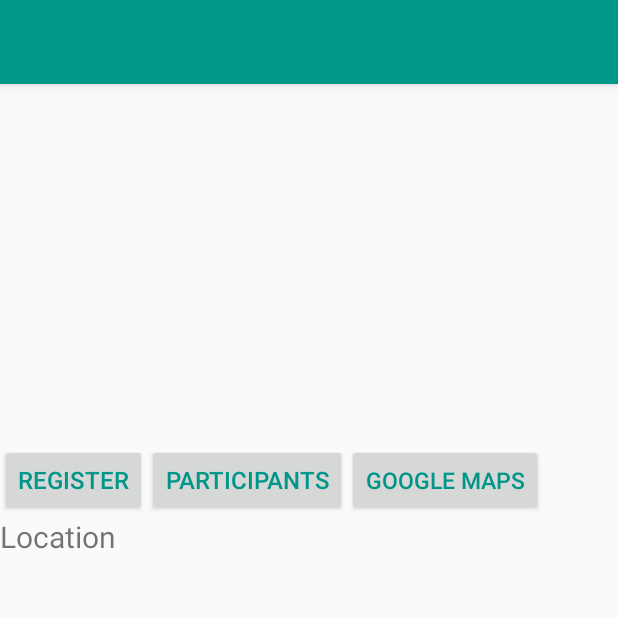
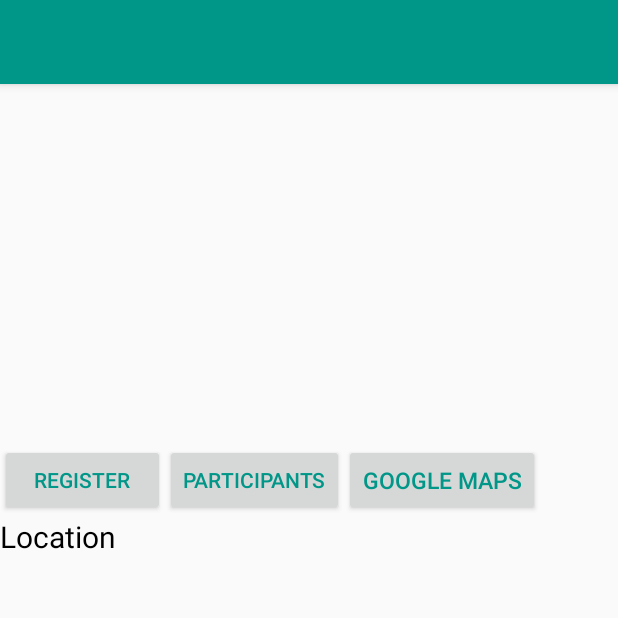
Before and after one commit to tolgasaglik/RedCarpet, an Android app: the PartyCheckinActivity screen opened directly, with no data from a screen before it, on a phone screen of 412 x 824 dp, the top half of it. Run offline under Robolectric (Android 15) with nearby library versions, the phone set to English and light mode, and no system bars; our stand-ins replace Firebase (no records; nobody signed in at launch, a user with empty details on screens opened directly), Picasso; pictures from the network do not load; 6 statements that could not run were skipped.

Commit message:
Contact list read

```diff
--- a/app/src/main/AndroidManifest.xml
+++ b/app/src/main/AndroidManifest.xml
@@ -40,7 +40,8 @@
         <activity android:name=".Activities.PartyCreateActivity" />
         <activity android:name=".Activities.PartyCheckinActivity" />
         <activity android:name=".Activities.ParticipantActivity" />
-        <activity android:name=".Activities.PublicChatActivity"></activity>
+        <activity android:name=".Activities.PublicChatActivity" />
+        <activity android:name=".Activities.FriendsActivity"></activity>
     </application>
 
 </manifest>
--- a/app/src/main/java/com/example/saglik/redcarpetapp/Activities/MainActivity.java
+++ b/app/src/main/java/com/example/saglik/redcarpetapp/Activities/MainActivity.java
@@ -63,7 +63,7 @@ public class MainActivity extends AppCompatActivity implements NavigationView.On
         setContentView(R.layout.activity_main);
         Toolbar toolbar = (Toolbar) findViewById(R.id.toolbar);
         setSupportActionBar(toolbar);
-        setTitle("Current Events");
+        setTitle("RedEvents");
         checkPermissions();
         //Display parties as a list
         partyListView = findViewById(R.id.partyListView);
@@ -205,7 +205,7 @@ public class MainActivity extends AppCompatActivity implements NavigationView.On
         } else if (id == R.id.nav_manage) {
             intent = new Intent(MainActivity.this,ProfileActivity.class);
         } else if (id == R.id.nav_share) {
-
+            intent = new Intent(MainActivity.this, FriendsActivity.class);
         } else if (id == R.id.nav_send) {
             intent = new Intent(MainActivity.this,PublicChatActivity.class);
             intent.putExtra("name", user.getNickname());
--- a/app/src/main/java/com/example/saglik/redcarpetapp/Activities/PartyCheckinActivity.java
+++ b/app/src/main/java/com/example/saglik/redcarpetapp/Activities/PartyCheckinActivity.java
@@ -147,7 +147,7 @@ public class PartyCheckinActivity extends AppCompatActivity {
 
     private void populateViews() {
         organizerView.setText("Event Organizer: "+currentParty.getOrganizer());
-        locationView.setText("Location(Click to navigate): "+currentParty.getLocation());
+        locationView.setText("Location: "+currentParty.getLocation());
         dateView.setText("Event Date: "+currentParty.getDate());
         infoView.setText("Event Info: "+currentParty.getInfo());
 //        Picasso.with(PartyCheckinActivity.this).load(currentParty.getImageLink()).resize(200,200).centerCrop().into(imageView);
--- a/app/src/main/res/layout-land/activity_party_checkin.xml
+++ b/app/src/main/res/layout-land/activity_party_checkin.xml
@@ -10,16 +10,37 @@
         android:id="@+id/imageView"
         android:layout_alignParentTop="true"
         android:layout_width="300dp"
-        android:layout_height="220dp"
+        android:layout_height="250dp"
         android:foregroundGravity="center" />
 
     <Button
         android:id="@+id/registerButton"
-        android:layout_width="match_parent"
+        android:layout_width="200dp"
         android:layout_height="wrap_content"
         android:layout_alignParentBottom="true"
         android:textColor="@color/colorPrimary"
         android:text="register this event"/>
+
+    <Button
+        android:id="@+id/participantButton"
+        android:layout_width="200dp"
+        android:layout_height="wrap_content"
+        android:layout_toEndOf="@id/registerButton"
+        android:layout_alignParentBottom="true"
+        android:text="participants"
+        android:textSize="14sp"
+        android:textColor="@color/colorPrimary"/>
+
+    <Button
+        android:id="@+id/mapsButton"
+        android:layout_width="180dp"
+        android:layout_height="wrap_content"
+        android:layout_toEndOf="@id/participantButton"
+        android:layout_alignParentBottom="true"
+        android:text="google maps"
+        android:textSize="14sp"
+        android:textColor="@color/colorPrimary"/>
+
 
     <TextView
         android:id="@+id/locationView"
@@ -52,16 +73,9 @@
         android:layout_width="match_parent"
         android:layout_height="wrap_content"
         android:layout_toEndOf="@id/imageView"
+        android:minLines="3"
         android:textSize="20dp"
         android:layout_below="@+id/dateView"/>
 
-    <LinearLayout
-        android:layout_width="match_parent"
-        android:layout_height="match_parent"
-        android:layout_alignParentStart="true"
-        android:layout_below="@+id/dateView"
-        android:layout_marginStart="65dp"
-        android:orientation="horizontal"></LinearLayout>
-
 
 </RelativeLayout>
--- a/app/src/main/res/layout/activity_party_checkin.xml
+++ b/app/src/main/res/layout/activity_party_checkin.xml
@@ -26,12 +26,12 @@
 
     <Button
         android:id="@+id/registerButton"
-        android:layout_width="wrap_content"
+        android:layout_width="110dp"
         android:layout_height="wrap_content"
         android:layout_alignParentStart="true"
         android:layout_below="@+id/imageLayout"
         android:text="unregister"
-        android:textSize="16sp"
+        android:textSize="14sp"
         android:textColor="@color/colorPrimary" />
 
     <Button
@@ -41,7 +41,7 @@
         android:layout_toEndOf="@id/registerButton"
         android:layout_below="@id/imageLayout"
         android:text="participants"
-        android:textSize="16sp"
+        android:textSize="14sp"
         android:textColor="@color/colorPrimary"/>
 
     <Button
@@ -61,6 +61,7 @@
         android:layout_below="@+id/registerButton"
         android:minLines="2"
         android:text="Location"
+        android:textColor="@color/black"
         android:textSize="20dp" />
 
     <TextView
@@ -68,6 +69,7 @@
         android:layout_width="match_parent"
         android:layout_height="wrap_content"
         android:layout_below="@+id/locationView"
+        android:textColor="@color/black"
         android:textSize="20dp" />
 
     <TextView
@@ -75,6 +77,7 @@
         android:layout_width="match_parent"
         android:layout_height="wrap_content"
         android:layout_below="@id/organizerView"
+        android:textColor="@color/black"
         android:textSize="20dp" />
 
     <TextView
@@ -82,12 +85,9 @@
         android:layout_width="match_parent"
         android:layout_height="wrap_content"
         android:layout_below="@+id/dateView"
+        android:textColor="@color/black"
         android:textSize="20dp" />
 
-    <ListView
-        android:layout_width="match_parent"
-        android:layout_height="match_parent"
-        android:layout_below="@id/infoView"></ListView>
 
 
 </RelativeLayout>
```
Also changed, not shown: app/src/main/java/com/example/saglik/redcarpetapp/Activities/FriendsActivity.java (added, +204 -0 lines), app/src/main/java/com/example/saglik/redcarpetapp/Classes/Contact.java (added, +35 -0 lines), app/src/main/res/layout/activity_friends.xml (added, +15 -0 lines), app/src/main/res/values/colors.xml (+11 -0 lines).
